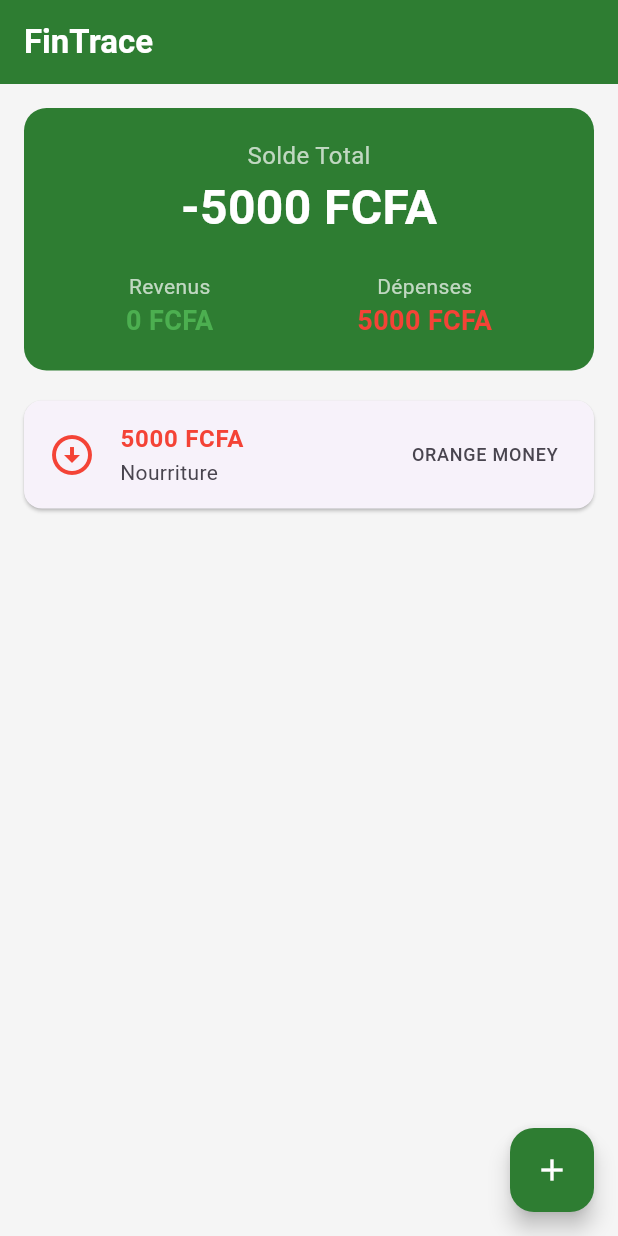
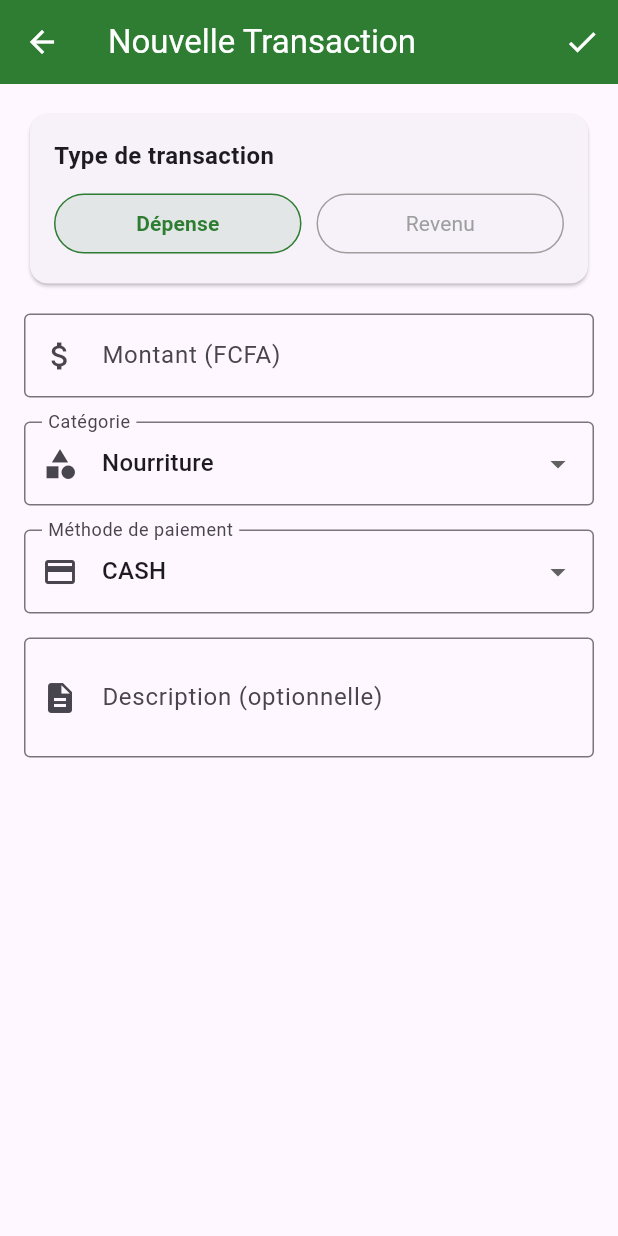
Before and after one commit to konateelhadjiibrahim9-rgb/FinTrace_Application, a Flutter app: the screen it shows after launch, after a tap on the "add" icon, on a phone screen of 412 x 824 dp. Run offline on Flutter 3.47's test engine with Material 3 defaults, Android fonts, the phone set to English and light mode, and no system bars.

Commit message:
formulaire d'ajout de transaction

```diff
--- /dev/null
+++ b/lib/screens/add_transaction_screen.dart
@@ -0,0 +1,240 @@
+import 'package:flutter/material.dart';
+import '../models/transaction.dart';
+import '../constants/app_constants.dart';
+
+class AddTransactionScreen extends StatefulWidget {
+  final Function(Transaction) onTransactionAdded;
+
+  const AddTransactionScreen({super.key, required this.onTransactionAdded});
+
+  @override
+  State<AddTransactionScreen> createState() => _AddTransactionScreenState();
+}
+
+class _AddTransactionScreenState extends State<AddTransactionScreen> {
+  final _formKey = GlobalKey<FormState>();
+
+  // Contrôleurs pour les champs du formulaire
+  final _amountController = TextEditingController();
+  String _selectedType = 'expense';
+  String _selectedCategory = 'Nourriture';
+  String _selectedPaymentMethod = 'cash';
+  final _descriptionController = TextEditingController();
+
+  // Liste des méthodes de paiement spécifiques à la Côte d'Ivoire
+  final List<String> _paymentMethods = [
+    'cash',
+    'orange_money',
+    'mtn_money',
+    'wave',
+    'bank',
+    'autre'
+  ];
+
+  @override
+  Widget build(BuildContext context) {
+    return Scaffold(
+      appBar: AppBar(
+        title: const Text('Nouvelle Transaction'),
+        backgroundColor: const Color(AppConstants.primaryColor),
+        foregroundColor: Colors.white,
+        actions: [
+          IconButton(
+            icon: const Icon(Icons.check),
+            onPressed: _saveTransaction,
+          ),
+        ],
+      ),
+      body: Padding(
+        padding: const EdgeInsets.all(16.0),
+        child: Form(
+          key: _formKey,
+          child: Column(
+            children: [
+              // Type de transaction (Revenu/Dépense)
+              Card(
+                child: Padding(
+                  padding: const EdgeInsets.all(16.0),
+                  child: Column(
+                    crossAxisAlignment: CrossAxisAlignment.start,
+                    children: [
+                      const Text(
+                        'Type de transaction',
+                        style: TextStyle(
+                          fontWeight: FontWeight.bold,
+                          fontSize: 16,
+                        ),
+                      ),
+                      const SizedBox(height: 10),
+                      Row(
+                        children: [
+                          Expanded(
+                            child: _buildTypeButton('Dépense', 'expense'),
+                          ),
+                          const SizedBox(width: 10),
+                          Expanded(
+                            child: _buildTypeButton('Revenu', 'income'),
+                          ),
+                        ],
+                      ),
+                    ],
+                  ),
+                ),
+              ),
+
+              const SizedBox(height: 16),
+
+              // Montant
+              TextFormField(
+                controller: _amountController,
+                keyboardType: TextInputType.number,
+                decoration: const InputDecoration(
+                  labelText: 'Montant (FCFA)',
+                  border: OutlineInputBorder(),
+                  prefixIcon: Icon(Icons.attach_money),
+                ),
+                validator: (value) {
+                  if (value == null || value.isEmpty) {
+                    return 'Veuillez entrer un montant';
+                  }
+                  if (double.tryParse(value) == null) {
+                    return 'Montant invalide';
+                  }
+                  return null;
+                },
+              ),
+
+              const SizedBox(height: 16),
+
+              // Catégorie
+              DropdownButtonFormField<String>(
+                value: _selectedCategory,
+                decoration: const InputDecoration(
+                  labelText: 'Catégorie',
+                  border: OutlineInputBorder(),
+                  prefixIcon: Icon(Icons.category),
+                ),
+                items: (_selectedType == 'income'
+                    ? AppConstants.incomeCategories
+                    : AppConstants.expenseCategories
+                ).map((String category) {
+                  return DropdownMenuItem<String>(
+                    value: category,
+                    child: Text(category),
+                  );
+                }).toList(),
+                onChanged: (String? newValue) {
+                  setState(() {
+                    _selectedCategory = newValue!;
+                  });
+                },
+              ),
+
+              const SizedBox(height: 16),
+
+              // Méthode de paiement
+              DropdownButtonFormField<String>(
+                value: _selectedPaymentMethod,
+                decoration: const InputDecoration(
+                  labelText: 'Méthode de paiement',
+                  border: OutlineInputBorder(),
+                  prefixIcon: Icon(Icons.credit_card),
+                ),
+                items: _paymentMethods.map((String method) {
+                  return DropdownMenuItem<String>(
+                    value: method,
+                    child: Text(
+                      method == 'orange_money' ? 'Orange Money' :
+                      method == 'mtn_money' ? 'MTN Money' :
+                      method == 'wave' ? 'Wave' :
+                      method.replaceAll('_', ' ').toUpperCase(),
+                    ),
+                  );
+                }).toList(),
+                onChanged: (String? newValue) {
+                  setState(() {
+                    _selectedPaymentMethod = newValue!;
+                  });
+                },
+              ),
+
+              const SizedBox(height: 16),
+
+              // Description
+              TextFormField(
+                controller: _descriptionController,
+                decoration: const InputDecoration(
+                  labelText: 'Description (optionnelle)',
+                  border: OutlineInputBorder(),
+                  prefixIcon: Icon(Icons.description),
+                ),
+                maxLines: 2,
+              ),
+            ],
+          ),
+        ),
+      ),
+    );
+  }
+
+  Widget _buildTypeButton(String text, String type) {
+    final isSelected = _selectedType == type;
+    return OutlinedButton(
+      onPressed: () {
+        setState(() {
+          _selectedType = type;
+          // Reset category quand le type change
+          _selectedCategory = type == 'income'
+              ? AppConstants.incomeCategories.first
+              : AppConstants.expenseCategories.first;
+        });
+      },
+      style: OutlinedButton.styleFrom(
+        backgroundColor: isSelected
+            ? const Color(AppConstants.primaryColor).withOpacity(0.1)
+            : null,
+        side: BorderSide(
+          color: isSelected
+              ? const Color(AppConstants.primaryColor)
+              : Colors.grey,
+        ),
+      ),
+      child: Text(
+        text,
+        style: TextStyle(
+          color: isSelected
+              ? const Color(AppConstants.primaryColor)
+              : Colors.grey,
+          fontWeight: isSelected ? FontWeight.bold : FontWeight.normal,
+        ),
+      ),
+    );
+  }
+
+  void _saveTransaction() {
+    if (_formKey.currentState!.validate()) {
+      final newTransaction = Transaction(
+        id: DateTime.now().millisecondsSinceEpoch.toString(),
+        amount: double.parse(_amountController.text),
+        category: _selectedCategory,
+        date: DateTime.now(),
+        type: _selectedType,
+        description: _descriptionController.text.isEmpty
+            ? 'Transaction ${_selectedType == 'income' ? 'revenu' : 'dépense'}'
+            : _descriptionController.text,
+        paymentMethod: _selectedPaymentMethod,
+      );
+
+      // Retour à l'écran précédent avec la nouvelle transaction
+      Navigator.pop(context);
+      widget.onTransactionAdded(newTransaction);
+    }
+  }
+
+  @override
+  void dispose() {
+    _amountController.dispose();
+    _descriptionController.dispose();
+    super.dispose();
+  }
+}
--- a/lib/screens/home_screen.dart
+++ b/lib/screens/home_screen.dart
@@ -1,6 +1,7 @@
 import 'package:flutter/material.dart';
 import '../constants/app_constants.dart';
 import '../models/transaction.dart';
+import 'add_transaction_screen.dart';
 
 class HomeScreen extends StatefulWidget {
   const HomeScreen({super.key});
@@ -160,23 +161,27 @@ class _HomeScreenState extends State<HomeScreen> {
     );
   }
 
-  void _addTransaction() {
-    // Pour l'instant, on ajoute une transaction factice
-    // Dans la prochaine étape, on créera un formulaire
-    final newTransaction = Transaction(
-      id: DateTime.now().millisecondsSinceEpoch.toString(),
-      amount: 5000.0,
-      category: 'Nourriture',
-      date: DateTime.now(),
-      type: 'expense',
-      description: 'Courses alimentaires',
-      paymentMethod: 'orange_money',
-    );
+ void _addTransaction() async {
+  final newTransaction = await Navigator.push(
+    context,
+    MaterialPageRoute(
+      builder: (context) => AddTransactionScreen(
+        onTransactionAdded: (transaction) {
+          // Callback appelé quand une transaction est ajoutée
+          setState(() {
+            _transactions.add(transaction);
 
-    setState(() {
-      _transactions.add(newTransaction);
-      _totalExpenses += newTransaction.amount;
-      _totalBalance = _totalIncome - _totalExpenses;
-    });
-  }
+            // Mise à jour des totaux
+            if (transaction.type == 'income') {
+              _totalIncome += transaction.amount;
+            } else {
+              _totalExpenses += transaction.amount;
+            }
+            _totalBalance = _totalIncome - _totalExpenses;
+          });
+        },
+      ),
+    ),
+  );
 }
+}
```
